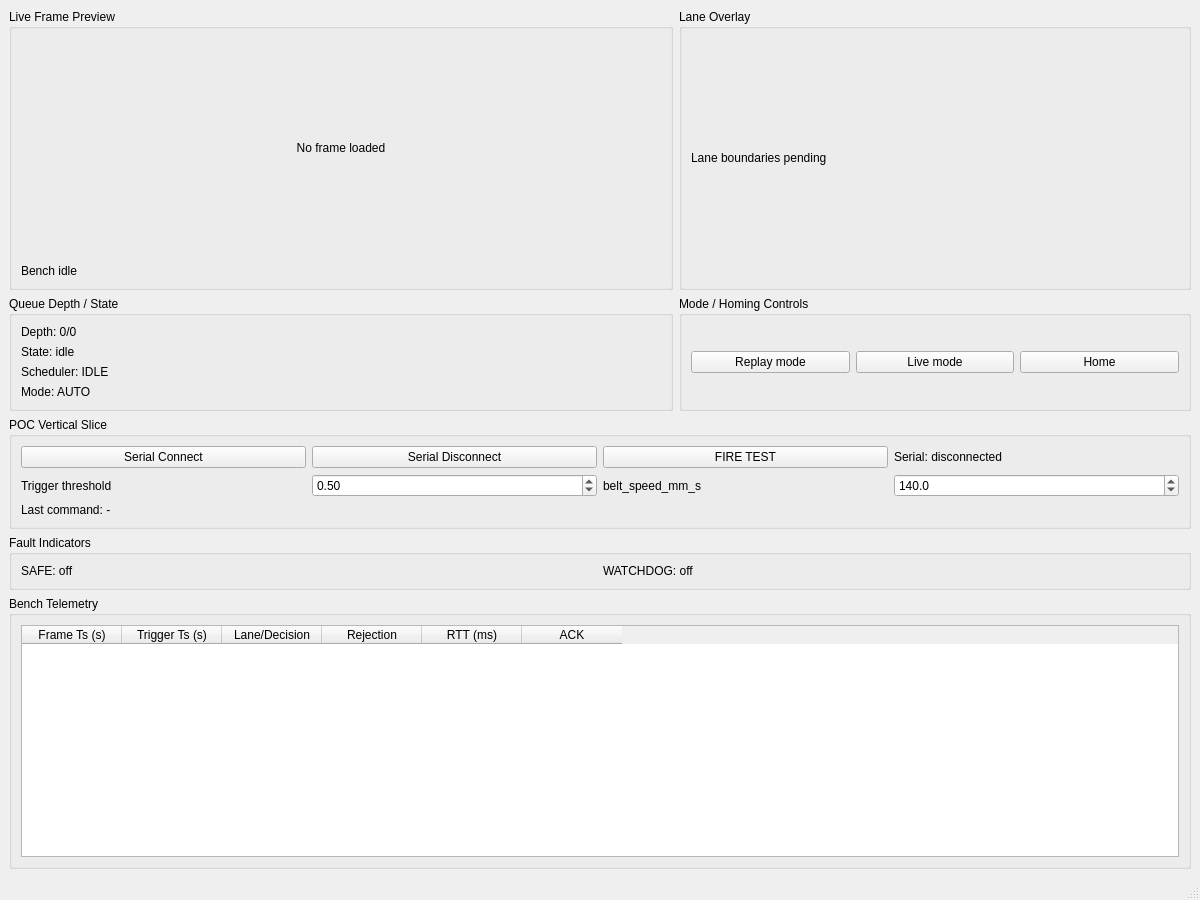
Above: gui/bench_app/ui_main_layout.ui from wpotato2210/CVsorter before the change. Below: the same form after it.
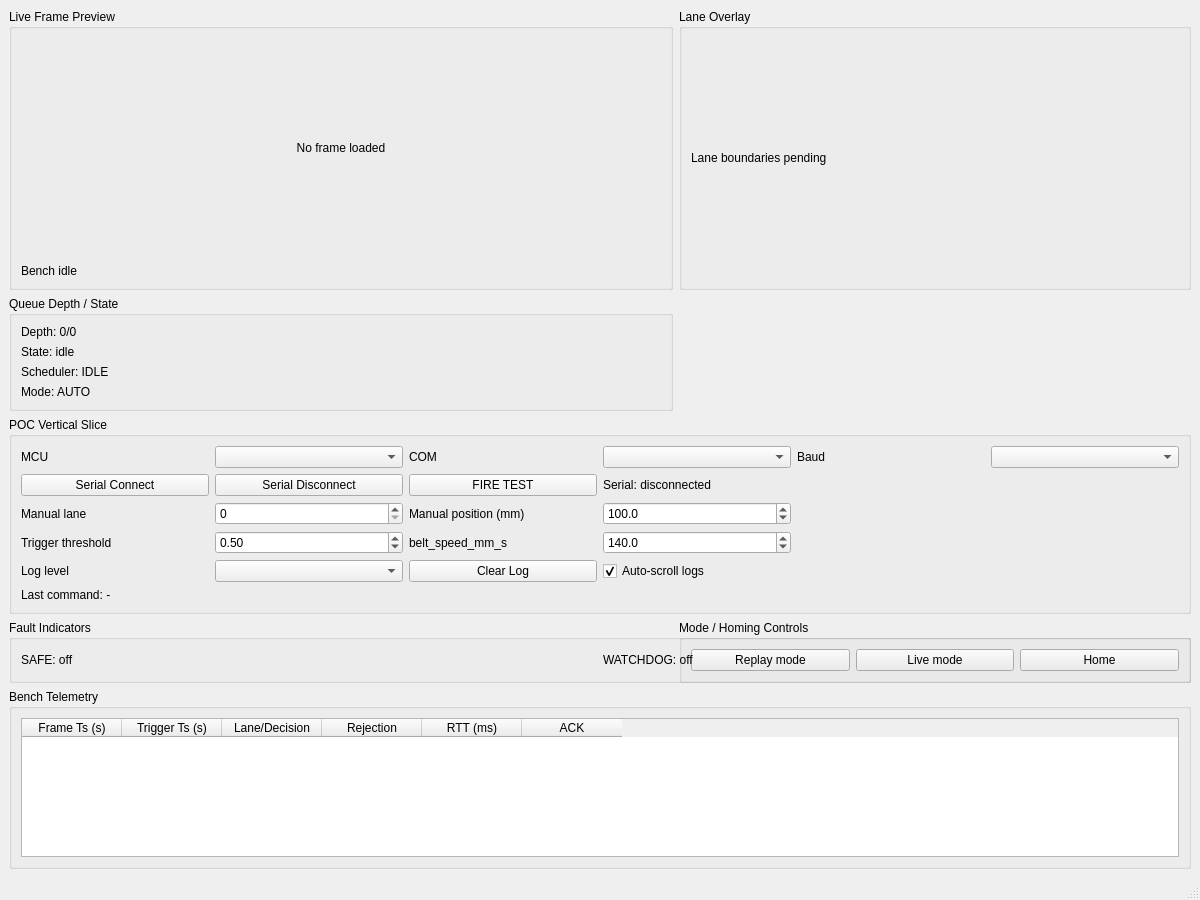
That is the form after the change.

Commit message: Extend bench GUI selectors and route manual servo through scheduler path

Diff of the .ui file:
```diff
--- a/gui/bench_app/ui_main_layout.ui
+++ b/gui/bench_app/ui_main_layout.ui
@@ -100,7 +100,7 @@
       </layout>
      </widget>
     </item>
-    <item row="1" column="1">
+    <item row="3" column="1">
      <widget class="QGroupBox" name="controls_group">
       <property name="title">
        <string>Mode / Homing Controls</string>
@@ -137,41 +137,100 @@
       </property>
       <layout class="QGridLayout" name="poc_layout">
        <item row="0" column="0">
+        <widget class="QLabel" name="mcu_selector_text_label">
+         <property name="text">
+          <string>MCU</string>
+         </property>
+        </widget>
+       </item>
+       <item row="0" column="1">
+        <widget class="QComboBox" name="mcu_selector"/>
+       </item>
+       <item row="0" column="2">
+        <widget class="QLabel" name="com_selector_text_label">
+         <property name="text">
+          <string>COM</string>
+         </property>
+        </widget>
+       </item>
+       <item row="0" column="3">
+        <widget class="QComboBox" name="com_selector"/>
+       </item>
+       <item row="0" column="4">
+        <widget class="QLabel" name="baud_selector_text_label">
+         <property name="text">
+          <string>Baud</string>
+         </property>
+        </widget>
+       </item>
+       <item row="0" column="5">
+        <widget class="QComboBox" name="baud_selector"/>
+       </item>
+       <item row="1" column="0">
         <widget class="QPushButton" name="serial_connect_button">
          <property name="text">
           <string>Serial Connect</string>
          </property>
         </widget>
        </item>
-       <item row="0" column="1">
+       <item row="1" column="1">
         <widget class="QPushButton" name="serial_disconnect_button">
          <property name="text">
           <string>Serial Disconnect</string>
          </property>
         </widget>
        </item>
-       <item row="0" column="2">
+       <item row="1" column="2">
         <widget class="QPushButton" name="fire_test_button">
          <property name="text">
           <string>FIRE TEST</string>
          </property>
         </widget>
        </item>
-       <item row="0" column="3">
+       <item row="1" column="3" colspan="3">
         <widget class="QLabel" name="serial_status_label">
          <property name="text">
           <string>Serial: disconnected</string>
          </property>
         </widget>
        </item>
-       <item row="1" column="0">
+       <item row="2" column="0">
+        <widget class="QLabel" name="manual_lane_text_label">
+         <property name="text">
+          <string>Manual lane</string>
+         </property>
+        </widget>
+       </item>
+       <item row="2" column="1">
+        <widget class="QSpinBox" name="manual_lane_input">
+         <property name="minimum"><number>0</number></property>
+         <property name="maximum"><number>7</number></property>
+        </widget>
+       </item>
+       <item row="2" column="2">
+        <widget class="QLabel" name="manual_position_text_label">
+         <property name="text">
+          <string>Manual position (mm)</string>
+         </property>
+        </widget>
+       </item>
+       <item row="2" column="3">
+        <widget class="QDoubleSpinBox" name="manual_position_input">
+         <property name="minimum"><double>0.000000000000000</double></property>
+         <property name="maximum"><double>1000.000000000000000</double></property>
+         <property name="singleStep"><double>10.000000000000000</double></property>
+         <property name="value"><double>100.000000000000000</double></property>
+         <property name="decimals"><number>1</number></property>
+        </widget>
+       </item>
+       <item row="3" column="0">
         <widget class="QLabel" name="trigger_threshold_text_label">
          <property name="text">
           <string>Trigger threshold</string>
          </property>
         </widget>
        </item>
-       <item row="1" column="1">
+       <item row="3" column="1">
         <widget class="QDoubleSpinBox" name="trigger_threshold_input">
          <property name="minimum">
           <double>0.000000000000000</double>
@@ -190,14 +249,14 @@
          </property>
         </widget>
        </item>
-       <item row="1" column="2">
+       <item row="3" column="2">
         <widget class="QLabel" name="belt_speed_text_label">
          <property name="text">
           <string>belt_speed_mm_s</string>
          </property>
         </widget>
        </item>
-       <item row="1" column="3">
+       <item row="3" column="3">
         <widget class="QDoubleSpinBox" name="belt_speed_input">
          <property name="minimum">
           <double>1.000000000000000</double>
@@ -216,13 +275,39 @@
          </property>
         </widget>
        </item>
-       <item row="2" column="0" colspan="4">
+       <item row="4" column="0">
+        <widget class="QLabel" name="log_level_text_label">
+         <property name="text">
+          <string>Log level</string>
+         </property>
+        </widget>
+       </item>
+       <item row="4" column="1">
+        <widget class="QComboBox" name="log_level_selector"/>
+       </item>
+       <item row="4" column="2">
+        <widget class="QPushButton" name="clear_log_button">
+         <property name="text">
+          <string>Clear Log</string>
+         </property>
+        </widget>
+       </item>
+       <item row="4" column="3">
+        <widget class="QCheckBox" name="log_autoscroll_checkbox">
+         <property name="checked"><bool>true</bool></property>
+         <property name="text">
+          <string>Auto-scroll logs</string>
+         </property>
+        </widget>
+       </item>
+       <item row="5" column="0" colspan="6">
         <widget class="QLabel" name="last_command_label">
          <property name="text">
           <string>Last command: -</string>
          </property>
         </widget>
        </item>
+
       </layout>
      </widget>
     </item>
```
The commit also changes 7 other files.
